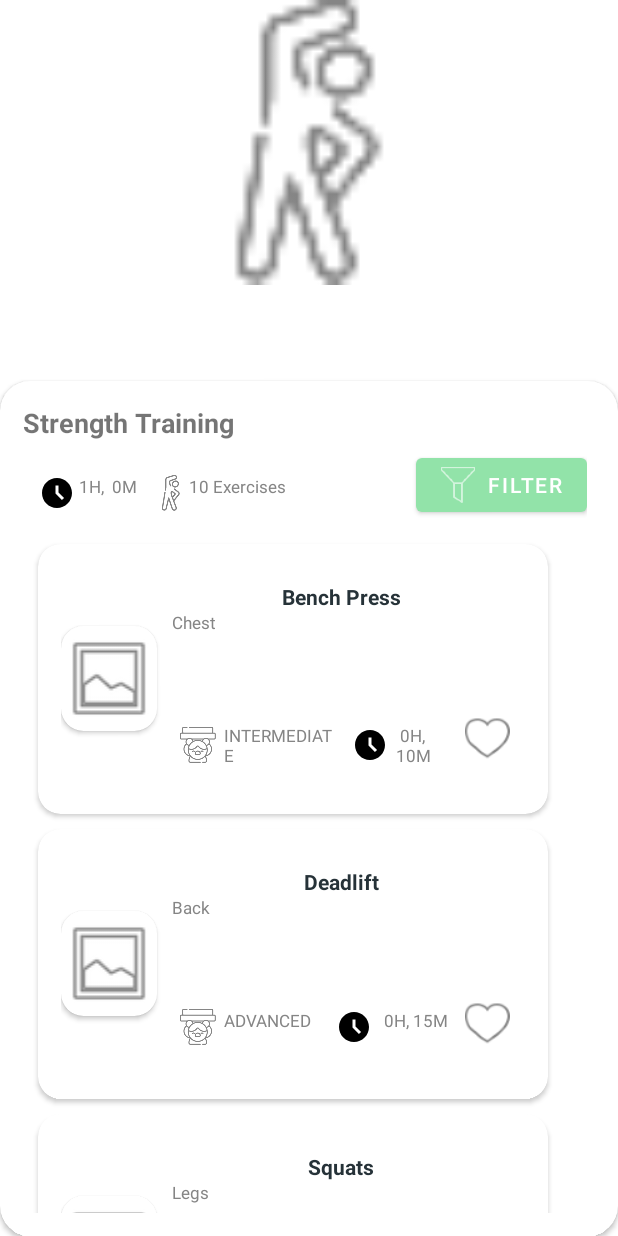
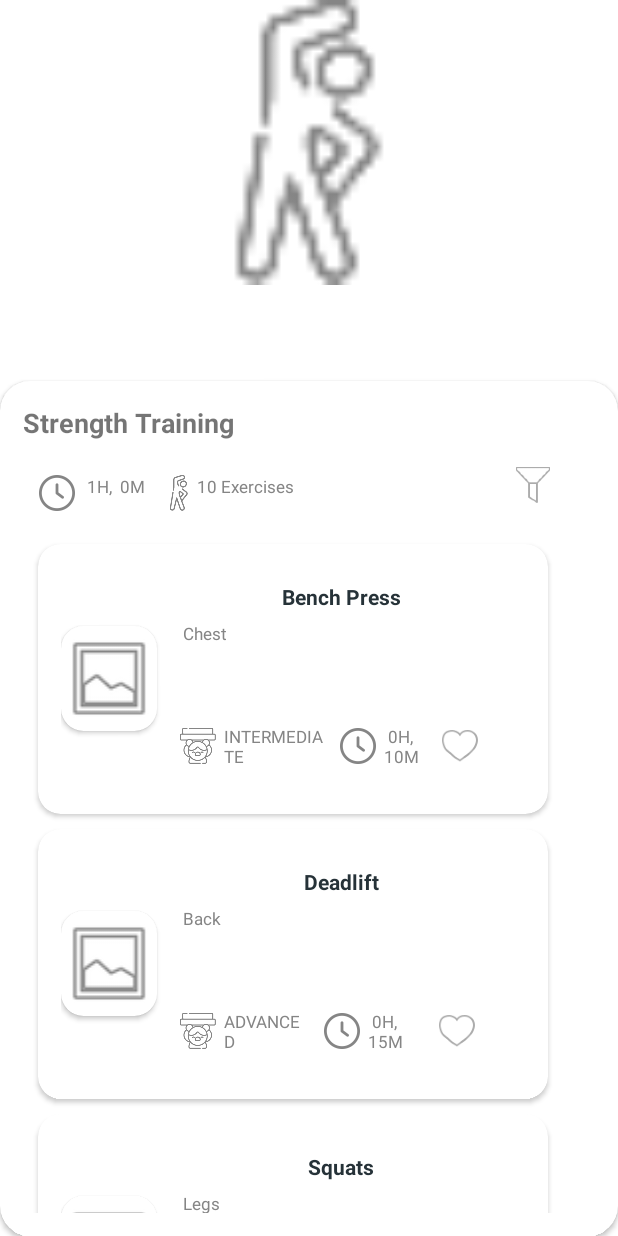
Before and after one commit to jamhour1g/FitNest, an Android app: the HomeActivity screen opened directly, with no data from a screen before it, after a tap on "Strength Training", on a phone screen of 412 x 824 dp. Run offline under Robolectric (Android 15) with nearby library versions, the phone set to English and light mode, and no system bars; Roboto replaces fonts that are not available here; 1 other tap on this screen came first.

Commit message:
refactor: Make minor adjustments to the user interface

```diff
--- a/app/src/main/res/drawable/baseline_access_time_filled_24.xml
+++ /dev/null
@@ -1,12 +0,0 @@
-<vector xmlns:android="http://schemas.android.com/apk/res/android"
-    android:height="24dp"
-    android:tint="#000000"
-    android:viewportHeight="24"
-    android:viewportWidth="24"
-    android:width="24dp">
-
-    <path
-        android:fillColor="@android:color/white"
-        android:pathData="M11.99,2C6.47,2 2,6.48 2,12s4.47,10 9.99,10C17.52,22 22,17.52 22,12S17.52,2 11.99,2zM15.29,16.71L11,12.41V7h2v4.59l3.71,3.71L15.29,16.71z" />
-
-</vector>
--- a/app/src/main/res/drawable/baseline_access_time_filled_white_24.xml
+++ /dev/null
@@ -1,12 +0,0 @@
-<vector xmlns:android="http://schemas.android.com/apk/res/android"
-    android:height="24dp"
-    android:tint="#FFFFFF"
-    android:viewportHeight="24"
-    android:viewportWidth="24"
-    android:width="24dp">
-
-    <path
-        android:fillColor="@android:color/white"
-        android:pathData="M11.99,2C6.47,2 2,6.48 2,12s4.47,10 9.99,10C17.52,22 22,17.52 22,12S17.52,2 11.99,2zM15.29,16.71L11,12.41V7h2v4.59l3.71,3.71L15.29,16.71z" />
-
-</vector>
--- a/app/src/main/res/layout/category_card.xml
+++ b/app/src/main/res/layout/category_card.xml
@@ -49,6 +49,7 @@
                     android:id="@+id/categoryDurationTextView"
                     android:layout_width="wrap_content"
                     android:layout_height="wrap_content"
+                    android:drawablePadding="5dp"
                     android:fontFamily="@font/alata"
                     android:padding="5dp"
                     android:text="50 Hours"
@@ -61,6 +62,7 @@
                     android:id="@+id/numOfExercisesTextView"
                     android:layout_width="wrap_content"
                     android:layout_height="wrap_content"
+                    android:drawablePadding="5dp"
                     android:fontFamily="@font/alata"
                     android:padding="5dp"
                     android:text="50 Exercises"
@@ -74,7 +76,7 @@
             <View
                 android:id="@+id/divider3"
                 android:layout_width="0dp"
-                android:layout_height="30dp"
+                android:layout_height="20dp"
                 android:background="?android:attr/listDivider" />
 
             <ImageView
--- a/app/src/main/res/layout/exercise_card.xml
+++ b/app/src/main/res/layout/exercise_card.xml
@@ -34,7 +34,7 @@
 
         <LinearLayout
             android:layout_width="match_parent"
-            android:layout_height="match_parent"
+            android:layout_height="wrap_content"
             android:layout_weight="2"
             android:orientation="vertical"
             android:padding="10dp">
@@ -57,8 +57,9 @@
                 <TextView
                     android:id="@+id/exerciseBodyParts"
                     android:layout_width="wrap_content"
-                    android:layout_height="70dp"
+                    android:layout_height="60dp"
                     android:fontFamily="@font/alata"
+                    android:padding="7dp"
                     android:text="None"
                     android:textColor="@color/secondary_color_gray"
                     android:textSize="11sp" />
@@ -68,12 +69,14 @@
                 android:id="@+id/divider3"
                 android:layout_width="0dp"
                 android:layout_height="0dp"
-                android:layout_weight="2"
+                android:layout_weight="1"
                 android:background="?android:attr/listDivider" />
 
             <LinearLayout
                 android:layout_width="match_parent"
-                android:layout_height="match_parent"
+                android:layout_height="wrap_content"
+                android:layout_gravity="center_horizontal"
+                android:gravity="center_horizontal"
                 android:orientation="horizontal">
 
                 <TextView
@@ -104,13 +107,14 @@
                     android:textStyle="normal"
                     app:drawableLeftCompat="@drawable/baseline_access_time_filled_24" />
 
-                <ImageView
-                    android:id="@+id/imageView2"
-                    android:layout_width="30dp"
-                    android:layout_height="30dp"
-                    android:layout_gravity="end"
-                    android:layout_weight="0"
-                    app:srcCompat="@drawable/favorite_icon" />
+                <RadioButton
+                    android:id="@+id/radioButton"
+                    android:layout_width="wrap_content"
+                    android:layout_height="match_parent"
+                    android:layout_gravity="center_horizontal"
+                    android:layout_weight="1"
+                    android:button="@drawable/favorite_icon" />
+
             </LinearLayout>
 
         </LinearLayout>
--- a/app/src/main/res/layout/exercises_activity.xml
+++ b/app/src/main/res/layout/exercises_activity.xml
@@ -48,6 +48,7 @@
                     android:id="@+id/exerciseCategoryDurationTextView"
                     android:layout_width="wrap_content"
                     android:layout_height="wrap_content"
+                    android:drawablePadding="5dp"
                     android:fontFamily="@font/alata"
                     android:padding="5dp"
                     android:text="50 Hours"
@@ -71,17 +72,15 @@
                 <Space
                     android:layout_width="0dp"
                     android:layout_height="0dp"
-                    android:layout_weight="1" />
+                    android:layout_weight="8" />
 
-                <Button
+                <RadioButton
                     android:id="@+id/exerciseFilterButton"
                     android:layout_width="wrap_content"
                     android:layout_height="wrap_content"
                     android:layout_weight="0"
-                    android:elevation="20dp"
-                    android:text="Filter"
-                    android:textAlignment="center"
-                    app:icon="@drawable/filters_icon" />
+                    android:button="@drawable/filters_icon"
+                    android:elevation="20dp" />
 
 
             </LinearLayout>
```
Also changed, not shown: app/src/main/res/drawable-hdpi/baseline_access_time_filled_24.png (added), app/src/main/res/drawable-mdpi/baseline_access_time_filled_24.png (added), app/src/main/res/drawable-xhdpi/baseline_access_time_filled_24.png (added), app/src/main/res/drawable-xxhdpi/baseline_access_time_filled_24.png (added), app/src/main/res/drawable-xxxhdpi/baseline_access_time_filled_24.png (added).
